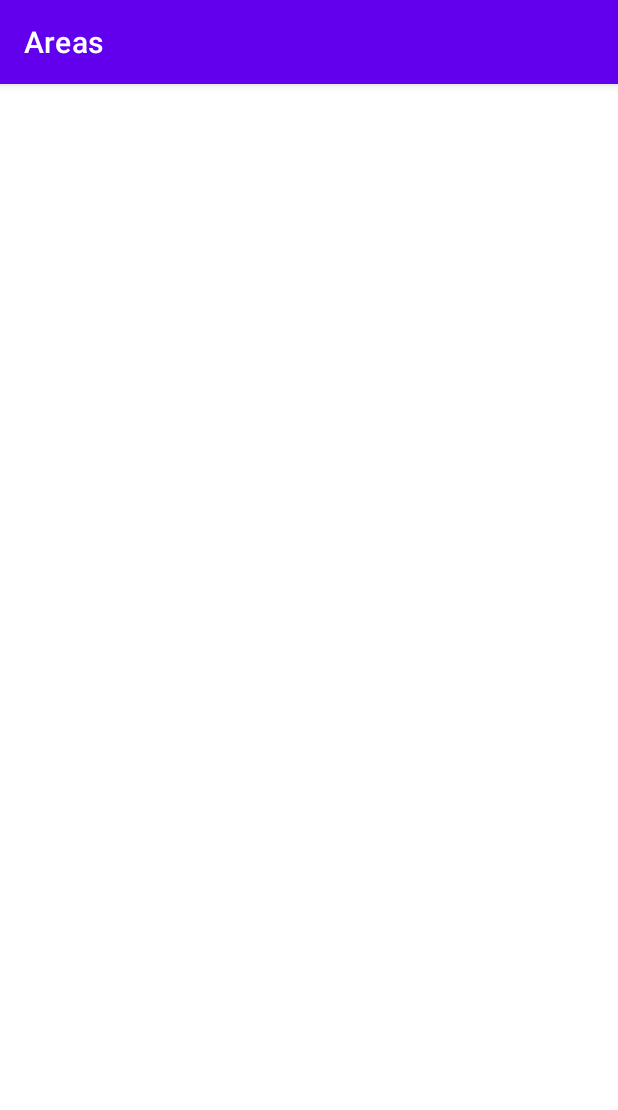
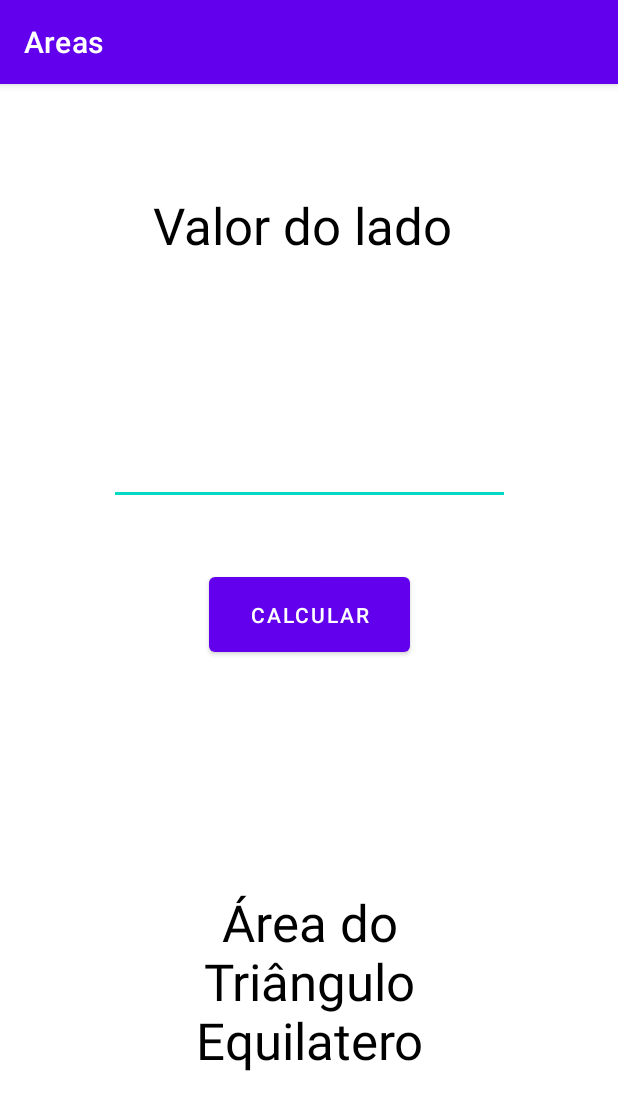
Before and after one commit to Guinhovhrm/ProjetoPDM, an Android app: the activityHexagono screen opened directly, with no data from a screen before it, on a phone screen of 412 x 824 dp. Shown: the top 1110 px of the screen. Run offline under Robolectric (Android 15) with nearby library versions, the phone set to English and light mode, and no system bars; Roboto replaces fonts that are not available here.

Commit message:
Activity hexagono

```diff
--- a/app/src/main/java/com/example/areas/Cal.java
+++ b/app/src/main/java/com/example/areas/Cal.java
@@ -51,7 +51,7 @@ public class Cal {
 
     public double CalCirculo(float raio) {
         //String raio = it.getStringExtra("raio");
-        double result = Math.PI * raio * raio;
+        double result = Math.PI * (raio * raio);
 
         //TxtVar.setText("A area do circulo é:" + result);
         return result;
--- a/app/src/main/res/layout/activity_hexagono.xml
+++ b/app/src/main/res/layout/activity_hexagono.xml
@@ -6,4 +6,52 @@
     android:layout_height="match_parent"
     tools:context=".activityHexagono">
 
+    <Button
+        android:id="@+id/btnCalcTriEqui2"
+        android:layout_width="134dp"
+        android:layout_height="62dp"
+        android:layout_marginTop="42dp"
+        android:text="Calcular"
+        app:layout_constraintEnd_toEndOf="parent"
+        app:layout_constraintStart_toStartOf="parent"
+        app:layout_constraintTop_toBottomOf="@+id/edLadoTriEqui2" />
+
+    <TextView
+        android:id="@+id/textView5"
+        android:layout_width="208dp"
+        android:layout_height="60dp"
+        android:layout_marginTop="71dp"
+        android:text="Valor do lado"
+        android:textColor="#000000"
+        android:textSize="34sp"
+        app:layout_constraintEnd_toEndOf="parent"
+        app:layout_constraintStart_toStartOf="parent"
+        app:layout_constraintTop_toTopOf="parent" />
+
+    <EditText
+        android:id="@+id/edLadoTriEqui2"
+        android:layout_width="267dp"
+        android:layout_height="93dp"
+        android:layout_marginTop="56dp"
+        android:ems="10"
+        android:inputType="textPersonName"
+        app:layout_constraintEnd_toEndOf="parent"
+        app:layout_constraintStart_toStartOf="parent"
+        app:layout_constraintTop_toBottomOf="@+id/textView5" />
+
+    <TextView
+        android:id="@+id/tvResultTriEqui2"
+        android:layout_width="186dp"
+        android:layout_height="126dp"
+        android:layout_marginTop="133dp"
+        android:layout_marginBottom="88dp"
+        android:text="Área do Triângulo Equilatero"
+        android:textAlignment="center"
+        android:textColor="#000000"
+        android:textSize="34sp"
+        app:layout_constraintBottom_toBottomOf="parent"
+        app:layout_constraintEnd_toEndOf="parent"
+        app:layout_constraintStart_toStartOf="parent"
+        app:layout_constraintTop_toBottomOf="@+id/btnCalcTriEqui2" />
+
 </androidx.constraintlayout.widget.ConstraintLayout>
```
